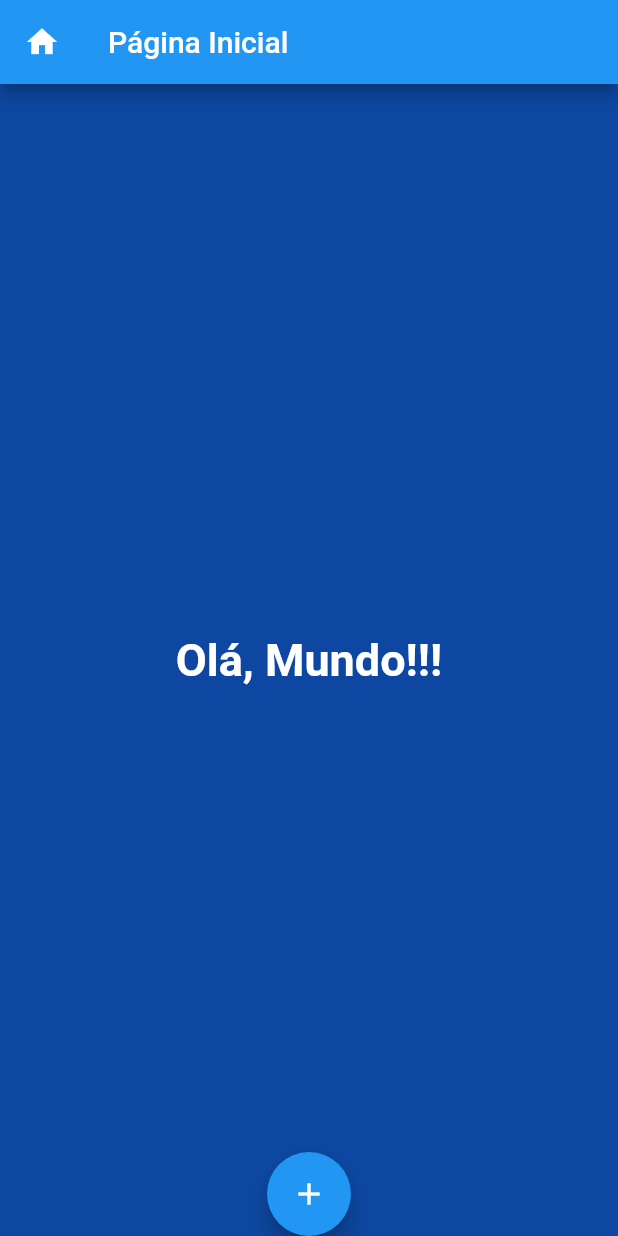
After one commit to marinairis/app-flutter-una, a Flutter app: the Home screen opened directly, on a phone screen of 412 x 824 dp. The commit adds this screen. Run offline on Flutter 3.47's test engine with Material 2 defaults, Android fonts, the phone set to English and light mode, and no system bars.

Commit message:
adiciona pratica 8

```diff
--- a/lib/pratica05/main.dart
+++ b/lib/pratica05/main.dart
@@ -9,7 +9,7 @@ void main() {
       children: [
         Expanded(
           child: FittedBox(
-            fit: BoxFit.contain, // Permite aumentar o tamanho da logo.
+            fit: BoxFit.contain,
             child: const FlutterLogo(),
           ),
         ),
--- /dev/null
+++ b/lib/pratica08/main.dart
@@ -0,0 +1,35 @@
+import 'package:flutter/material.dart';
+
+void main() => runApp(MaterialApp(home: Home()));
+
+class Home extends StatelessWidget {
+  @override
+  Widget build(BuildContext context) {
+    return Scaffold(
+      appBar: AppBar(
+        leading: Icon(Icons.home),
+        title: Text('Página Inicial'),
+      ),
+      body: Center(
+        child: Container(
+          child: Text(
+            // mainAxisAlignment: MainAxisAlignment.center,
+            'Olá, Mundo!!!',
+            style: TextStyle(
+              color: Colors.white,
+              fontSize: 30,
+              fontWeight: FontWeight.bold,
+            ),
+          ),
+        ),
+      ),
+      backgroundColor: Colors.blue[900],
+      floatingActionButton: FloatingActionButton(
+        onPressed: null,
+        tooltip: 'Exemplo de botão',
+        child: Icon(Icons.add),
+      ),
+      floatingActionButtonLocation: FloatingActionButtonLocation.centerDocked,
+    );
+  }
+}
```
Also changed, not shown: lib/pratica08/main2.dart (added, +38 -0 lines), lib/pratica08/main3.dart (added, +36 -0 lines), lib/pratica08/img/pratica.jpg (added), lib/pratica08/img/pratica2.jpg (added), lib/pratica08/img/pratica3.jpg (added), 2 other files.
